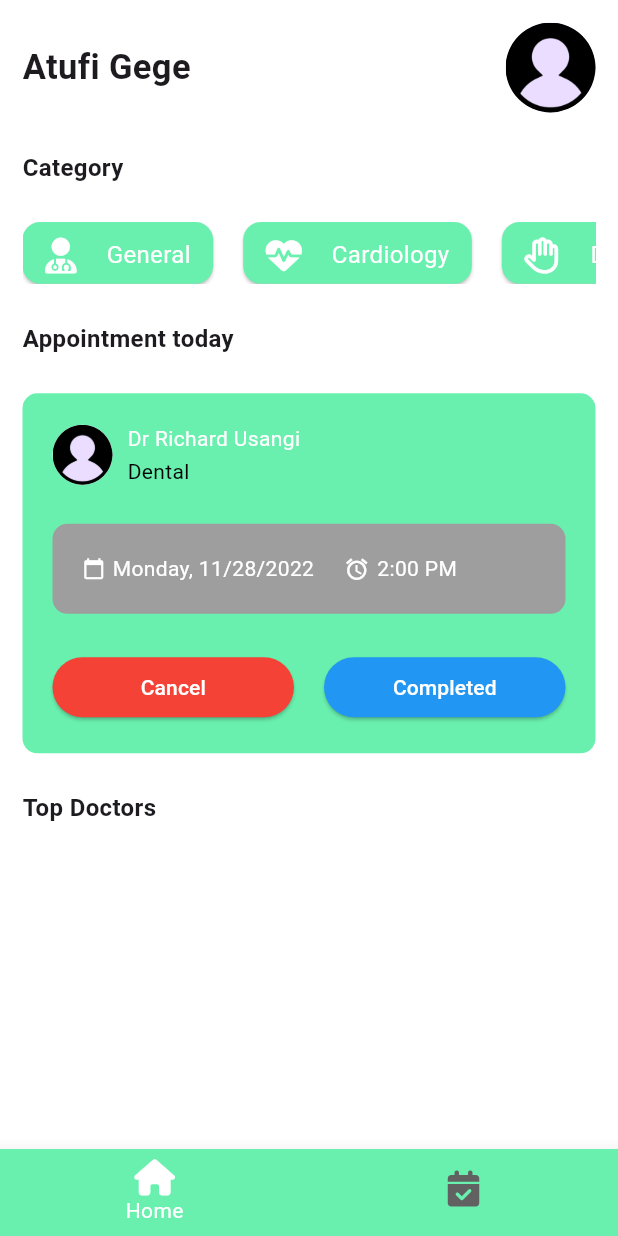
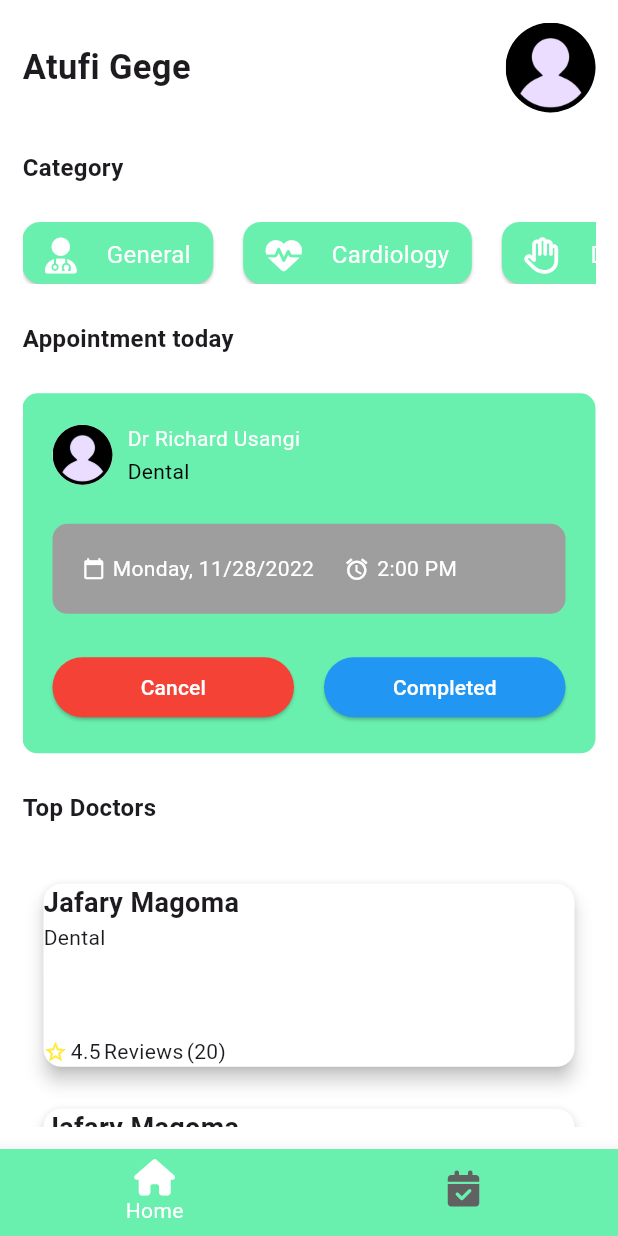
Before and after one commit to Pnoccio/doc_app, a Flutter app: the MainLayout screen opened by its route, on a phone screen of 412 x 824 dp. Run offline on Flutter 3.47's test engine with Material 3 defaults, Android fonts, the phone set to English and light mode, and no system bars; our stand-ins replace font_awesome_flutter.

```diff
--- /dev/null
+++ b/lib/components/doctor_card.dart
@@ -0,0 +1,70 @@
+import 'package:flutter/material.dart';
+
+import '../utils/config.dart';
+
+class DoctorCard extends StatefulWidget{
+  const DoctorCard({Key? key}) : super(key: key);
+
+  @override
+  State<DoctorCard> createState() => _DoctorCardState();
+}
+
+class _DoctorCardState extends State<DoctorCard>{
+  @override
+  Widget build(BuildContext context){
+    return Container(
+      padding: const EdgeInsets.symmetric(
+        horizontal: 10,
+        vertical: 10,
+      ),
+      height: 150,
+      child: GestureDetector(
+        child: Card(
+          elevation: 5,
+          color: Colors.white,
+          child: Row(
+            children: [
+              SizedBox(
+                width: Config.widthSize * 0.33,
+                child: const Column(
+                  crossAxisAlignment: CrossAxisAlignment.start,
+                  children: <Widget>[
+                    Text(
+                      'Jafary Magoma',
+                      style: TextStyle(
+                        fontSize: 18,
+                        fontWeight: FontWeight.bold,
+                      ),
+                    ),
+                    Text(
+                      'Dental',
+                      style: TextStyle(
+                          fontSize: 14,
+                          fontWeight: FontWeight.normal,
+                      ),
+                    ),
+                    Spacer(),
+                    Row(
+                      mainAxisAlignment: MainAxisAlignment.start,
+                      children: <Widget>[
+                        Icon(Icons.star_border, color: Colors.yellow, size: 16,),
+                        Spacer(flex: 1,),
+                        Text('4.5'),
+                        Spacer(flex: 1,),
+                        Text('Reviews'),
+                        Spacer(flex: 1,),
+                        Text('(20)'),
+                        Spacer(flex: 7,),
+                      ],
+                    )
+                  ],
+                ),
+              )
+            ],
+          ),
+        ),
+        onTap: () {},
+      ),
+    );
+  }
+}
--- a/lib/screens/home_page.dart
+++ b/lib/screens/home_page.dart
@@ -1,4 +1,5 @@
 import 'package:doc_app/components/appointment_card.dart';
+import 'package:doc_app/components/doctor_card.dart';
 import 'package:doc_app/utils/config.dart';
 import 'package:flutter/cupertino.dart';
 import 'package:flutter/material.dart';
@@ -44,6 +45,7 @@ class _HomePageState extends State<HomePage> {
           vertical: 15,
         ),
         child: SafeArea(
+          child: SingleChildScrollView(
             child: Column(
               mainAxisAlignment: MainAxisAlignment.start,
               crossAxisAlignment: CrossAxisAlignment.start,
@@ -129,7 +131,12 @@ class _HomePageState extends State<HomePage> {
                       fontWeight: FontWeight.bold
                   ),
                 ),
+                Config.spaceSmall,
+                Column(
+                  children: List.generate(10, (index) => const DoctorCard()),
+                )
               ],
+            ),
           ),
         ),
       ),
```
Also changed, not shown: lib/components/custom_app_bar.dart (added, +58 -0 lines), lib/screens/appointment_page.dart (+152 -41 lines), lib/screens/doctor_details.dart (added, +23 -0 lines). Lines whose indentation alone changed are shown as unchanged.
